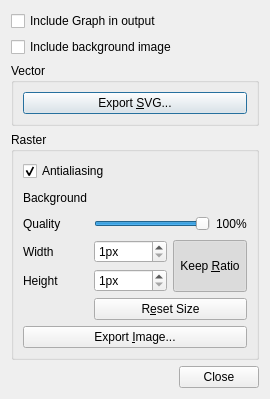
First picture: the form in src/dialogs/export_image_dialog.ui, repository mbasaglia/Knotter, before the edit.
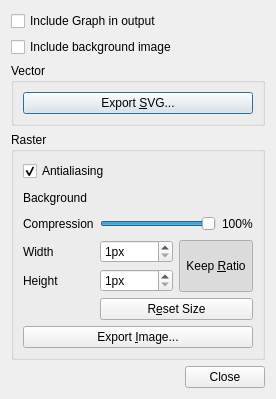
Second picture: the form after the edit. Icons and pictures are not drawn. Custom widgets are drawn as their Qt base class.

What changed in the file:
```diff
--- a/src/dialogs/export_image_dialog.ui
+++ b/src/dialogs/export_image_dialog.ui
@@ -94,7 +94,7 @@
          </sizepolicy>
         </property>
         <property name="text">
-         <string>Quality</string>
+         <string>Compression</string>
         </property>
        </widget>
       </item>
```
Left out of the diff: 6 changed lines with no effect on the pictures.
